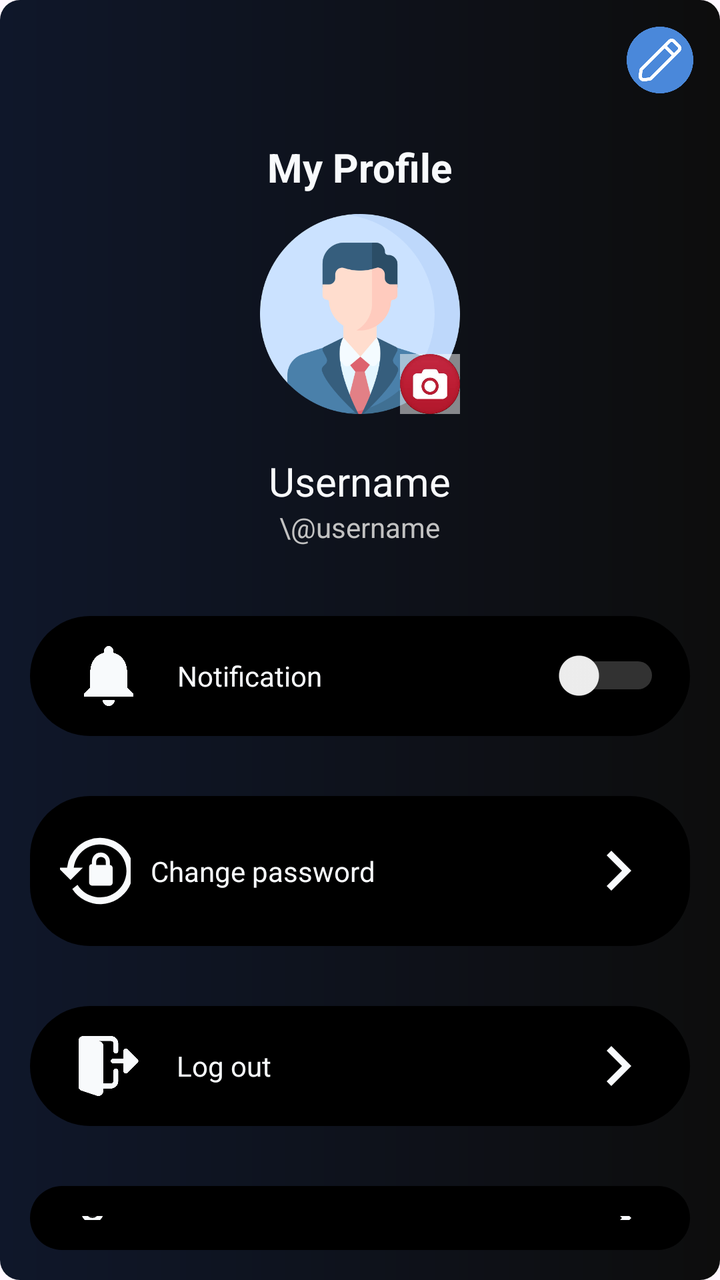
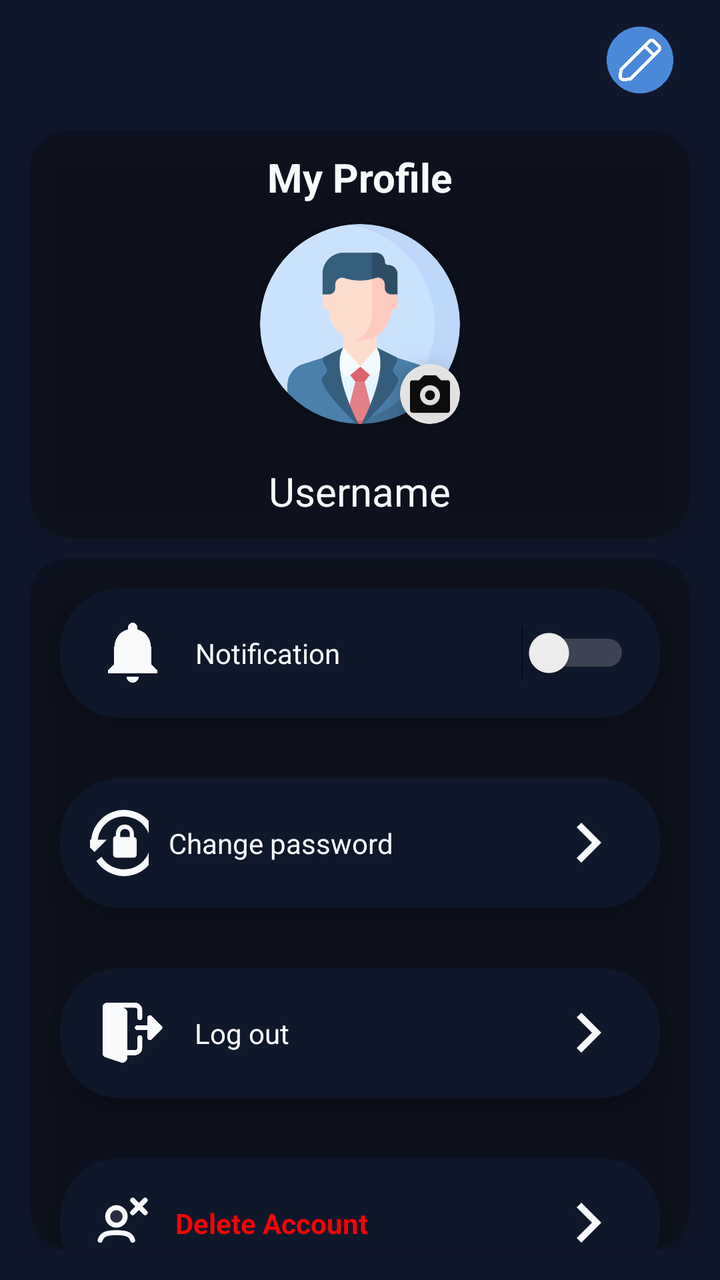

Compare the two renders of this Android layout. The source of the first and the diff that turns it into the second are given below.
<!-- AndroidManifest.xml: application theme Theme.MovieExplorer -->
<!-- res/layout/fragment_profile.xml -->
<?xml version="1.0" encoding="utf-8"?>
<FrameLayout xmlns:android="http://schemas.android.com/apk/res/android"
    xmlns:app="http://schemas.android.com/apk/res-auto"
    xmlns:tools="http://schemas.android.com/tools"
    android:layout_width="match_parent"
    android:layout_height="match_parent"
    android:background="@drawable/component_bg"
    tools:context=".fragments.ProfileFragment">

    <LinearLayout
        android:layout_width="match_parent"
        android:layout_height="match_parent"
        android:gravity="center_horizontal"
        android:orientation="vertical">

        <LinearLayout
            android:layout_width="match_parent"
            android:layout_height="wrap_content"
            android:orientation="horizontal"
            android:paddingStart="10dp"
            android:paddingTop="10dp"
            android:paddingEnd="10dp">

            <LinearLayout
                android:layout_width="wrap_content"
                android:layout_height="wrap_content"
                android:layout_weight="1"
                android:gravity="center_vertical|end"
                android:orientation="vertical">

            </LinearLayout>

            <ImageButton
                android:id="@+id/EditProfileBtn"
                android:layout_width="40dp"
                android:layout_height="40dp"
                android:background="@android:color/transparent"
                android:scaleType="centerCrop"
                app:srcCompat="@drawable/edit" />

        </LinearLayout>

        <LinearLayout
            android:layout_width="match_parent"
            android:layout_height="wrap_content"
            android:gravity="center"
            android:orientation="vertical"
            android:padding="20dp">

            <TextView
                android:id="@+id/textTitle"
                android:layout_width="wrap_content"
                android:layout_height="wrap_content"
                android:text="My Profile"
                android:textAllCaps="false"
                android:textColor="@color/card_bg"
                android:textSize="20sp"
                android:textStyle="bold" />

            <FrameLayout
                android:layout_width="wrap_content"
                android:layout_height="wrap_content"
                android:layout_margin="10dp">

                <ImageView
                    android:id="@+id/imageProfile"
                    android:layout_width="100dp"
                    android:layout_height="100dp"
                    app:srcCompat="@drawable/pf" />

                <ImageView
                    android:id="@+id/imageCameraEditBtn"
                    android:layout_width="30dp"
                    android:layout_height="30dp"
                    android:layout_gravity="bottom|end"
                    android:background="@android:color/background_light"
                    android:backgroundTint="@android:color/transparent"
                    app:srcCompat="@drawable/camera" />
            </FrameLayout>

            <TextView
                android:id="@+id/textName"
                android:layout_width="wrap_content"
                android:layout_height="wrap_content"
                android:layout_marginTop="10dp"
                android:text="Username"
                android:textColor="@color/card_bg"
                android:textSize="20sp" />

            <TextView
                android:id="@+id/textUsername"
                android:layout_width="wrap_content"
                android:layout_height="wrap_content"
                android:text="\@username"
                android:textColor="@color/light_gray" />

        </LinearLayout>

        <LinearLayout
            android:layout_width="match_parent"
            android:layout_height="match_parent"
            android:gravity="center_horizontal"
            android:orientation="vertical">

            <LinearLayout
                android:layout_width="match_parent"
                android:layout_height="wrap_content"
                android:layout_margin="15dp"
                android:background="@drawable/rounded_bg"
                android:backgroundTint="@color/bg_component"
                android:gravity="center_vertical"
                android:orientation="horizontal"
                android:padding="15dp">

                <ImageView
                    android:id="@+id/ivNotification"
                    android:layout_width="20dp"
                    android:layout_height="30dp"
                    android:layout_weight="1"
                    android:tint="@color/card_bg"
                    app:srcCompat="@drawable/noti" />

                <Switch
                    android:id="@+id/switch1"
                    android:layout_width="wrap_content"
                    android:layout_height="wrap_content"
                    android:layout_marginStart="10dp"
                    android:layout_weight="4"
                    android:showText="false"
                    android:text="Notification"
                    android:textColor="@color/card_bg"
                    android:trackTint="@color/light_gray" />
            </LinearLayout>

            <LinearLayout
                android:layout_width="match_parent"
                android:layout_height="wrap_content"
                android:layout_margin="15dp"
                android:background="@drawable/rounded_bg"
                android:backgroundTint="@color/bg_component"
                android:gravity="center_vertical"
                android:orientation="horizontal"
                android:padding="15dp">

                <ImageView
                    android:layout_width="10dp"
                    android:layout_height="45dp"
                    android:layout_weight="1"
                    android:scaleType="centerCrop"
                    android:tint="@color/card_bg"
                    app:srcCompat="@drawable/change_password" />

                <LinearLayout
                    android:layout_width="wrap_content"
                    android:layout_height="match_parent"
                    android:layout_marginStart="10dp"
                    android:layout_weight="4"
                    android:gravity="center_vertical|end"
                    android:orientation="horizontal">

                    <TextView
                        android:layout_width="wrap_content"
                        android:layout_height="wrap_content"
                        android:layout_weight="1"
                        android:text="Change password"
                        android:textColor="@color/card_bg" />

                    <ImageButton
                        android:id="@+id/ChangePwBtn"
                        android:layout_width="40dp"
                        android:layout_height="30dp"
                        android:background="@android:color/transparent"
                        android:scaleType="centerCrop"
                        android:tint="@color/card_bg"
                        app:srcCompat="@drawable/forward" />
                </LinearLayout>

            </LinearLayout>

            <LinearLayout
                android:layout_width="match_parent"
                android:layout_height="wrap_content"
                android:layout_margin="15dp"
                android:background="@drawable/rounded_bg"
                android:backgroundTint="@color/bg_component"
                android:gravity="center_vertical"
                android:orientation="horizontal"
                android:padding="15dp">

                <ImageView
                    android:id="@+id/ivLogout"
                    android:layout_width="10dp"
                    android:layout_height="30dp"
                    android:layout_weight="1"
                    android:tint="@color/card_bg"
                    app:srcCompat="@drawable/out" />

                <LinearLayout
                    android:layout_width="wrap_content"
                    android:layout_height="match_parent"
                    android:layout_marginStart="10dp"
                    android:layout_weight="4"
                    android:gravity="center_vertical|end"
                    android:orientation="horizontal">

                    <TextView
                        android:layout_width="wrap_content"
                        android:layout_height="wrap_content"
                        android:layout_weight="1"
                        android:text="Log out"
                        android:textColor="@color/card_bg" />

                    <ImageButton
                        android:id="@+id/LogOutBtn"
                        android:layout_width="40dp"
                        android:layout_height="30dp"
                        android:background="@android:color/transparent"
                        android:scaleType="centerCrop"
                        android:tint="@color/card_bg"
                        app:srcCompat="@drawable/forward" />
                </LinearLayout>

            </LinearLayout>

            <LinearLayout
                android:layout_width="match_parent"
                android:layout_height="wrap_content"
                android:layout_margin="15dp"
                android:background="@drawable/rounded_bg"
                android:backgroundTint="@color/bg_component"
                android:gravity="center_vertical"
                android:orientation="horizontal"
                android:padding="15dp">

                <ImageView
                    android:layout_width="10dp"
                    android:layout_height="30dp"
                    android:layout_weight="1"
                    android:tint="@color/card_bg"
                    app:srcCompat="@drawable/delete_acc" />

                <LinearLayout
                    android:layout_width="wrap_content"
                    android:layout_height="match_parent"
                    android:layout_marginStart="10dp"
                    android:layout_weight="4"
                    android:gravity="center_vertical|end"
                    android:orientation="horizontal">

                    <TextView
                        android:layout_width="wrap_content"
                        android:layout_height="wrap_content"
                        android:layout_weight="1"
                        android:text="Delete Account"
                        android:textColor="#F40505"
                        android:textStyle="bold" />

                    <ImageButton
                        android:id="@+id/DeleteAccBtn"
                        android:layout_width="40dp"
                        android:layout_height="30dp"
                        android:background="@android:color/transparent"
                        android:scaleType="centerCrop"
                        android:tint="@color/card_bg"
                        app:srcCompat="@drawable/forward" />
                </LinearLayout>

            </LinearLayout>
        </LinearLayout>

    </LinearLayout>


    <LinearLayout
        android:id="@+id/DeleteAccPromph"
        android:layout_width="match_parent"
        android:layout_height="match_parent"
        android:background="@drawable/black_overlay"
        android:gravity="center"
        android:orientation="vertical"
        android:visibility="gone">

        <LinearLayout
            android:layout_width="320dp"
            android:layout_height="wrap_content"
            android:layout_gravity="center"
            android:background="@drawable/fake_blur_bg"
            android:backgroundTint="@android:color/white"
            android:orientation="vertical"
            android:padding="24dp">

            <TextView
                android:layout_width="match_parent"
                android:layout_height="wrap_content"
                android:fontFamily="sans-serif-medium"
                android:text="Delete your account?"
                android:textAlignment="center"
                android:textColor="#1A1A1A"
                android:textSize="20sp" />

            <TextView
                android:layout_width="match_parent"
                android:layout_height="wrap_content"
                android:layout_marginTop="8dp"
                android:layout_marginBottom="24dp"
                android:fontFamily="sans-serif"
                android:text="This action is permanent and cannot be undone. All your data will be lost."
                android:textAlignment="center"
                android:textColor="#6C757D"
                android:textSize="14sp" />

            <LinearLayout
                android:layout_width="match_parent"
                android:layout_height="wrap_content"
                android:orientation="horizontal">

                <com.google.android.material.button.MaterialButton
                    android:id="@+id/CancelDeleteBtn"
                    style="@style/Widget.MaterialComponents.Button.OutlinedButton"
                    android:layout_width="0dp"
                    android:layout_height="wrap_content"
                    android:layout_marginEnd="6dp"
                    android:layout_weight="1"
                    android:text="Cancel"
                    android:textColor="#212529"
                    app:strokeColor="#E3E9EF" />

                <com.google.android.material.button.MaterialButton
                    android:id="@+id/DeleteAccBtnFinal"
                    style="@style/Widget.MaterialComponents.Button"
                    android:layout_width="0dp"
                    android:layout_height="wrap_content"
                    android:layout_marginStart="6dp"
                    android:layout_weight="1"
                    android:text="Delete"
                    android:textColor="#FFFFFF"
                    app:backgroundTint="#DC3545" />

            </LinearLayout>

        </LinearLayout>
    </LinearLayout>

    <LinearLayout
        android:id="@+id/LogOutPromph"
        android:layout_width="match_parent"
        android:layout_height="match_parent"
        android:background="@drawable/black_overlay"
        android:gravity="center"
        android:orientation="vertical"
        android:visibility="gone">

        <LinearLayout
            android:layout_width="320dp"
            android:layout_height="wrap_content"
            android:layout_gravity="center"
            android:background="@drawable/fake_blur_bg"
            android:backgroundTint="@android:color/white"
            android:orientation="vertical"
            android:padding="24dp"
            android:visibility="visible">

            
            <TextView
                android:id="@+id/textView13"
                android:layout_width="match_parent"
                android:layout_height="wrap_content"
                android:fontFamily="sans-serif-medium"
                android:text="Log out of your account?"
                android:textAlignment="center"
                android:textColor="#1A1A1A"
                android:textSize="20sp" />

            
            <TextView
                android:id="@+id/textView14"
                android:layout_width="match_parent"
                android:layout_height="wrap_content"
                android:layout_marginTop="8dp"
                android:layout_marginBottom="24dp"
                android:fontFamily="sans-serif"
                android:text="You will need to enter your credentials to log back in."
                android:textAlignment="center"
                android:textColor="#6C757D"
                android:textSize="14sp" />

            
            <LinearLayout
                android:layout_width="match_parent"
                android:layout_height="wrap_content"
                android:orientation="horizontal">

                
                <com.google.android.material.button.MaterialButton
                    android:id="@+id/CancelBtn"
                    style="@style/Widget.MaterialComponents.Button.OutlinedButton"
                    android:layout_width="0dp"
                    android:layout_height="wrap_content"
                    android:layout_marginEnd="6dp"
                    android:layout_weight="1"
                    android:text="Cancel"
                    android:textColor="#212529"
                    app:strokeColor="#E3E9EF" />

                
                <com.google.android.material.button.MaterialButton
                    android:id="@+id/LogOutBtnFinal"
                    style="@style/Widget.MaterialComponents.Button"
                    android:layout_width="0dp"
                    android:layout_height="wrap_content"
                    android:layout_marginStart="6dp"
                    android:layout_weight="1"
                    android:text="Log Out"
                    android:textColor="#FFFFFF"
                    app:backgroundTint="#DC3545" />

            </LinearLayout>

        </LinearLayout>
    </LinearLayout>

</FrameLayout>
<!-- resources referenced by this layout -->
<resources>
  <color name="bg_component">#000000</color>
  <color name="card_bg">#F8FAFC</color>
  <color name="light_gray">#C2C2C2</color>
  <!-- drawable black_overlay (drawable) -->
  <?xml version="1.0" encoding="utf-8"?>
  <shape xmlns:android="http://schemas.android.com/apk/res/android">
      <solid android:color="#5E000000"/>
      <corners android:radius="20dp"/>
  </shape>
  <!-- drawable camera: png bitmap (drawable, 53899 bytes) -->
  <!-- drawable change_password (drawable) -->
  <vector xmlns:android="http://schemas.android.com/apk/res/android"
      android:width="800dp"
      android:height="800dp"
      android:viewportWidth="24"
      android:viewportHeight="24">
    <path
        android:pathData="M13.16,3.17A8.83,8.83 0,1 1,5.76 16.8l1.4,-1.11a7.05,7.05 0,1 0,-1 -4.57H8.6L5.3,14.41 2,11.12H4.38a8.83,8.83 0,0 1,8.78 -7.95m2.57,7.21a0.81,0.81 0,0 1,0.81 0.81v3.9a0.82,0.82 0,0 1,-0.82 0.82H11a0.79,0.79 0,0 1,-0.75 -0.82V11a0.79,0.79 0,0 1,0.74 -0.81V9.46a2.39,2.39 0,0 1,2.71 -2.37A2.47,2.47 0,0 1,15.8 9.57v0.81m-1.11,-0.84A1.22,1.22 0,0 0,14 8.4a1.29,1.29 0,0 0,-1.86 1.09v0.89h2.57Z"
        android:fillColor="#000000"/>
  </vector>
  <!-- drawable component_bg (drawable) -->
  <?xml version="1.0" encoding="utf-8"?>
  <shape xmlns:android="http://schemas.android.com/apk/res/android">
      <corners android:radius="10dp"/>
      <gradient android:angle="180"
                android:startColor="@color/bg"
                android:endColor="@color/card_text"/>
  </shape>
  <!-- drawable fake_blur_bg (drawable) -->
  <?xml version="1.0" encoding="utf-8"?>
  <shape xmlns:android="http://schemas.android.com/apk/res/android">
  
      <corners android:radius="20dp"/>
      <gradient android:angle="45"
          android:startColor="#CB0A4765"
          android:endColor="#CBAF6EEF"/>
  </shape>
  <!-- drawable forward (drawable) -->
  <vector xmlns:android="http://schemas.android.com/apk/res/android" android:autoMirrored="true" android:height="24dp" android:tint="#FFE01D" android:viewportHeight="960" android:viewportWidth="960" android:width="24dp">
        
      <path android:fillColor="@android:color/white" android:pathData="M504,480L320,296L376,240L616,480L376,720L320,664L504,480Z"/>
      
  </vector>
  <!-- drawable rounded_bg (drawable) -->
  <?xml version="1.0" encoding="utf-8"?>
  <shape xmlns:android="http://schemas.android.com/apk/res/android" android:shape="rectangle">
      <solid android:color="@color/bg_component"/>
      <corners android:radius="30dp"/>
  </shape>
  <style name="Theme.MovieExplorer" parent="Base.Theme.MovieExplorer" />
  <color name="bg">#0D0D0D</color>
  <color name="card_text">#0F172A</color>
  <style name="Base.Theme.MovieExplorer" parent="Theme.Material3.DayNight.NoActionBar">
          
          
      </style>
  <!-- unchanged entries left out for length: 5 -->
</resources>

<!-- the commit's change to res/layout/fragment_profile.xml (unified diff, before → after) -->
@@ -4,21 +4,20 @@
     xmlns:tools="http://schemas.android.com/tools"
     android:layout_width="match_parent"
     android:layout_height="match_parent"
-    android:background="@drawable/component_bg"
+    android:background="@color/card_text"
     tools:context=".fragments.ProfileFragment">
 
     <LinearLayout
         android:layout_width="match_parent"
         android:layout_height="match_parent"
         android:gravity="center_horizontal"
-        android:orientation="vertical">
+        android:orientation="vertical"
+        android:padding="10dp">
 
         <LinearLayout
             android:layout_width="match_parent"
             android:layout_height="wrap_content"
             android:orientation="horizontal"
-            android:paddingStart="10dp"
-            android:paddingTop="10dp"
             android:paddingEnd="10dp">
 
             <LinearLayout
@@ -34,6 +33,7 @@
                 android:id="@+id/EditProfileBtn"
                 android:layout_width="40dp"
                 android:layout_height="40dp"
+                android:layout_marginBottom="10dp"
                 android:background="@android:color/transparent"
                 android:scaleType="centerCrop"
                 app:srcCompat="@drawable/edit" />
@@ -43,9 +43,13 @@
         <LinearLayout
             android:layout_width="match_parent"
             android:layout_height="wrap_content"
+            android:layout_margin="5dp"
+            android:background="@drawable/black_overlay"
+            android:backgroundTint="@color/bg"
+            android:elevation="10dp"
             android:gravity="center"
             android:orientation="vertical"
-            android:padding="20dp">
+            android:padding="10dp">
 
             <TextView
                 android:id="@+id/textTitle"
@@ -62,20 +66,42 @@
                 android:layout_height="wrap_content"
                 android:layout_margin="10dp">
 
-                <ImageView
-                    android:id="@+id/imageProfile"
-                    android:layout_width="100dp"
-                    android:layout_height="100dp"
-                    app:srcCompat="@drawable/pf" />
-
-                <ImageView
-                    android:id="@+id/imageCameraEditBtn"
-                    android:layout_width="30dp"
-                    android:layout_height="30dp"
+                <androidx.cardview.widget.CardView
+                    android:layout_width="match_parent"
+                    android:layout_height="wrap_content"
+                    app:cardBackgroundColor="@android:color/transparent"
+                    app:cardCornerRadius="50dp"
+                    app:cardElevation="10dp">
+
+                    <ImageView
+                        android:id="@+id/imageProfile"
+                        android:layout_width="100dp"
+                        android:layout_height="100dp"
+                        app:srcCompat="@drawable/pf" />
+
+                </androidx.cardview.widget.CardView>
+
+                <androidx.cardview.widget.CardView
+                    android:layout_width="wrap_content"
+                    android:layout_height="wrap_content"
                     android:layout_gravity="bottom|end"
-                    android:background="@android:color/background_light"
-                    android:backgroundTint="@android:color/transparent"
-                    app:srcCompat="@drawable/camera" />
+                    app:cardCornerRadius="50dp"
+                    app:cardElevation="12dp">
+
+                    <ImageView
+                        android:id="@+id/imageCameraEditBtn"
+                        android:layout_width="30dp"
+                        android:layout_height="30dp"
+                        android:layout_gravity="bottom|end"
+                        android:background="@drawable/black_overlay"
+                        android:backgroundTint="@color/light_gray"
+                        android:elevation="12dp"
+                        android:padding="5dp"
+                        android:scaleType="centerInside"
+                        android:tint="@color/bg"
+                        app:srcCompat="@drawable/photo_camera" />
+                </androidx.cardview.widget.CardView>
+
             </FrameLayout>
 
             <TextView
@@ -92,22 +118,28 @@
                 android:layout_width="wrap_content"
                 android:layout_height="wrap_content"
                 android:text="\@username"
-                android:textColor="@color/light_gray" />
+                android:textColor="@color/light_gray"
+                android:visibility="gone" />
 
         </LinearLayout>
 
         <LinearLayout
             android:layout_width="match_parent"
             android:layout_height="match_parent"
+            android:layout_margin="5dp"
+            android:background="@drawable/black_overlay"
+            android:backgroundTint="@color/bg"
+            android:elevation="10dp"
             android:gravity="center_horizontal"
             android:orientation="vertical">
 
             <LinearLayout
                 android:layout_width="match_parent"
-                android:layout_height="wrap_content"
+                android:layout_height="65dp"
                 android:layout_margin="15dp"
                 android:background="@drawable/rounded_bg"
-                android:backgroundTint="@color/bg_component"
+                android:backgroundTint="@color/card_text"
+                android:elevation="10dp"
                 android:gravity="center_vertical"
                 android:orientation="horizontal"
                 android:padding="15dp">
@@ -134,10 +166,11 @@
 
             <LinearLayout
                 android:layout_width="match_parent"
-                android:layout_height="wrap_content"
+                android:layout_height="65dp"
                 android:layout_margin="15dp"
                 android:background="@drawable/rounded_bg"
-                android:backgroundTint="@color/bg_component"
+                android:backgroundTint="@color/card_text"
+                android:elevation="10dp"
                 android:gravity="center_vertical"
                 android:orientation="horizontal"
                 android:padding="15dp">
@@ -179,10 +212,11 @@
 
             <LinearLayout
                 android:layout_width="match_parent"
-                android:layout_height="wrap_content"
+                android:layout_height="65dp"
                 android:layout_margin="15dp"
                 android:background="@drawable/rounded_bg"
-                android:backgroundTint="@color/bg_component"
+                android:backgroundTint="@color/card_text"
+                android:elevation="10dp"
                 android:gravity="center_vertical"
                 android:orientation="horizontal"
                 android:padding="15dp">
@@ -224,10 +258,11 @@
 
             <LinearLayout
                 android:layout_width="match_parent"
-                android:layout_height="wrap_content"
+                android:layout_height="65dp"
                 android:layout_margin="15dp"
                 android:background="@drawable/rounded_bg"
-                android:backgroundTint="@color/bg_component"
+                android:backgroundTint="@color/card_text"
+                android:elevation="10dp"
                 android:gravity="center_vertical"
                 android:orientation="horizontal"
                 android:padding="15dp">
<!-- resource entries referenced after the edit -->
@@ -9,7 +9,6 @@
       <solid android:color="#5E000000"/>
       <corners android:radius="20dp"/>
   </shape>
-  <!-- drawable camera: png bitmap (drawable, 53899 bytes) -->
   <!-- drawable change_password (drawable) -->
   <vector xmlns:android="http://schemas.android.com/apk/res/android"
       android:width="800dp"
@@ -20,14 +19,6 @@
         android:pathData="M13.16,3.17A8.83,8.83 0,1 1,5.76 16.8l1.4,-1.11a7.05,7.05 0,1 0,-1 -4.57H8.6L5.3,14.41 2,11.12H4.38a8.83,8.83 0,0 1,8.78 -7.95m2.57,7.21a0.81,0.81 0,0 1,0.81 0.81v3.9a0.82,0.82 0,0 1,-0.82 0.82H11a0.79,0.79 0,0 1,-0.75 -0.82V11a0.79,0.79 0,0 1,0.74 -0.81V9.46a2.39,2.39 0,0 1,2.71 -2.37A2.47,2.47 0,0 1,15.8 9.57v0.81m-1.11,-0.84A1.22,1.22 0,0 0,14 8.4a1.29,1.29 0,0 0,-1.86 1.09v0.89h2.57Z"
         android:fillColor="#000000"/>
   </vector>
-  <!-- drawable component_bg (drawable) -->
-  <?xml version="1.0" encoding="utf-8"?>
-  <shape xmlns:android="http://schemas.android.com/apk/res/android">
-      <corners android:radius="10dp"/>
-      <gradient android:angle="180"
-                android:startColor="@color/bg"
-                android:endColor="@color/card_text"/>
-  </shape>
   <!-- drawable fake_blur_bg (drawable) -->
   <?xml version="1.0" encoding="utf-8"?>
   <shape xmlns:android="http://schemas.android.com/apk/res/android">
@@ -42,6 +33,19 @@
         
       <path android:fillColor="@android:color/white" android:pathData="M504,480L320,296L376,240L616,480L376,720L320,664L504,480Z"/>
       
+  </vector>
+  <!-- drawable photo_camera (drawable) -->
+  <vector xmlns:android="http://schemas.android.com/apk/res/android"
+      android:width="800dp"
+      android:height="800dp"
+      android:viewportWidth="64"
+      android:viewportHeight="64">
+    <path
+        android:pathData="M60,10H49.656l-6.828,-6.828C42.078,2.422 41.062,2 40,2H24c-1.062,0 -2.078,0.422 -2.828,1.172L14.344,10H4c-2.211,0 -4,1.789 -4,4v44c0,2.211 1.789,4 4,4h56c2.211,0 4,-1.789 4,-4V14C64,11.789 62.211,10 60,10zM32,50c-8.836,0 -16,-7.164 -16,-16s7.164,-16 16,-16s16,7.164 16,16S40.836,50 32,50z"
+        android:fillColor="#231F20"/>
+    <path
+        android:pathData="M32,34m-8,0a8,8 0,1 1,16 0a8,8 0,1 1,-16 0"
+        android:fillColor="#231F20"/>
   </vector>
   <!-- drawable rounded_bg (drawable) -->
   <?xml version="1.0" encoding="utf-8"?>
